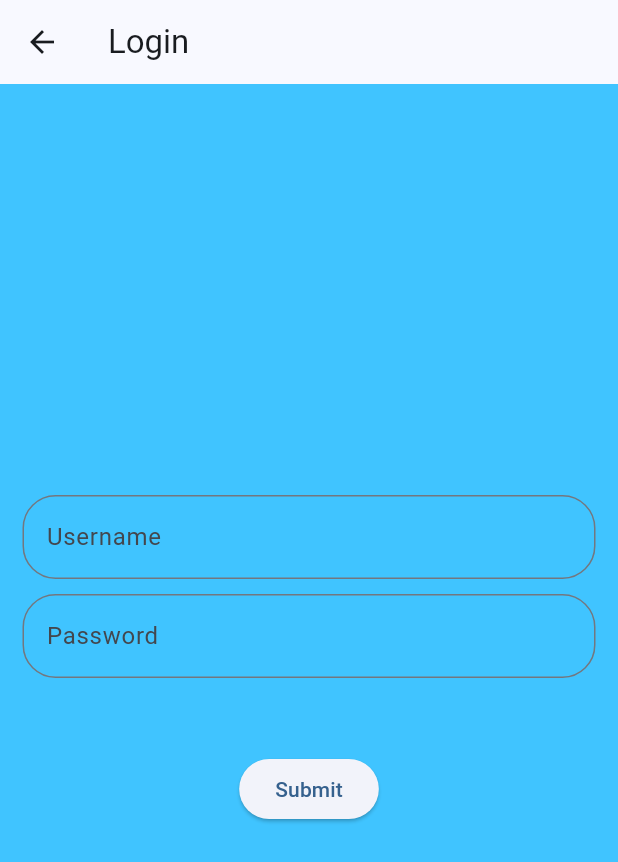
After one commit to Mesons314/HealQueue-Frontend, a Flutter app: the screen it shows after launch, after a tap on "Allready A User", on a phone screen of 412 x 824 dp. The commit adds this screen. Shown: the top 862 px of the screen. Run offline on Flutter 3.47's test engine with Material 3 defaults, Android fonts, the phone set to English and light mode, and no system bars.

Commit message:
Made some changes

```diff
--- /dev/null
+++ b/lib/Login.dart
@@ -0,0 +1,73 @@
+import 'package:flutter/material.dart';
+import 'package:healfast01/BottomNav/BottomNavigation.dart';
+import 'package:healfast01/ScreenPages/HomePage.dart';
+
+class Login extends StatefulWidget{
+  @override
+  State<Login> createState() {
+   return login();
+  }
+}
+
+class login extends State<Login>{
+  @override
+  Widget build(BuildContext context) {
+    return Scaffold(
+      appBar: AppBar(
+        title: Text("Login"),
+      ),
+      body: Center(
+        child: Column(
+          mainAxisAlignment: MainAxisAlignment.center,
+          children: [
+            Padding(
+              padding: EdgeInsets.only(left: 15,right: 15),
+              child: TextField(
+                decoration: InputDecoration(
+                  hintText: "Username",
+                  border: OutlineInputBorder(
+                    borderRadius: BorderRadius.circular(22),
+                    borderSide: BorderSide(
+                      color: Colors.lightBlueAccent
+                    )
+                  )
+                ),
+              ),
+            ),
+            SizedBox(
+              height: 10,
+            ),
+            Padding(
+              padding: EdgeInsets.only(left: 15 ,right: 15),
+              child: TextField(
+                obscureText: true,
+                decoration: InputDecoration(
+                  hintText: "Password",
+                  border: OutlineInputBorder(
+                    borderSide: BorderSide(
+                      color: Colors.lightBlueAccent
+                    ),
+                    borderRadius: BorderRadius.circular(22)
+                  )
+                ),
+              ),
+            ),
+
+            SizedBox(
+              height: 50,
+            ),
+
+            ElevatedButton(onPressed: (){
+              Navigator.push(context, MaterialPageRoute(builder: (context)=>BottomNavigation()));
+            },
+                child: Text(
+                    "Submit"
+                )
+            )
+          ],
+        ),
+      ),
+    );
+  }
+
+}
--- a/lib/UserRegisteration.dart
+++ b/lib/UserRegisteration.dart
@@ -1,4 +1,6 @@
 import 'package:flutter/material.dart';
+import 'package:healfast01/BottomNav/BottomNavigation.dart';
+import 'package:healfast01/ScreenPages/HomePage.dart';
 
 class UserRegisteration extends StatefulWidget{
   @override
@@ -103,6 +105,8 @@ class userRegisteration extends State<UserRegisteration>{
           Padding(padding: const EdgeInsets.only(left: 10,right: 10),
             child: Container(
               child: TextField(
+                minLines: 1,
+                maxLines: null,
                 decoration: InputDecoration(
                   hintText: 'Address',
                     border: OutlineInputBorder(
@@ -148,7 +152,7 @@ class userRegisteration extends State<UserRegisteration>{
                   alignment: Alignment.center, // Center the content
                 ),
                 onPressed: () {
-                  // Button action here
+                  Navigator.push(context, MaterialPageRoute(builder: (context)=> BottomNavigation()));
                 },
                 child: Text(
                   'Submit',
--- a/lib/main.dart
+++ b/lib/main.dart
@@ -1,5 +1,6 @@
 import 'package:flutter/material.dart';
 import 'package:healfast01/DoctorsRegisterationPage.dart';
+import 'package:healfast01/Login.dart';
 import 'package:healfast01/UserRegisteration.dart';
 
 import 'package:healfast01/BottomNav/BottomNavigation.dart';
@@ -105,9 +106,9 @@ class _MyHomePageState extends State<MyHomePage> {
             InkWell(
               onTap: (){
                 Navigator.push(context,
-                    MaterialPageRoute(builder: (context)=> BottomNavigation()));
+                    MaterialPageRoute(builder: (context)=> Login()));
               },
-              child: Text("All Ready A User",
+              child: Text("Allready A User",
                 selectionColor: Colors.blue,
                 style: TextStyle(
                     fontSize: 20,
```
Also changed, not shown: lib/DoctorsRegisterationPage.dart (+7 -1 lines), lib/ScreenPages/HomePage.dart (+20 -7 lines).
